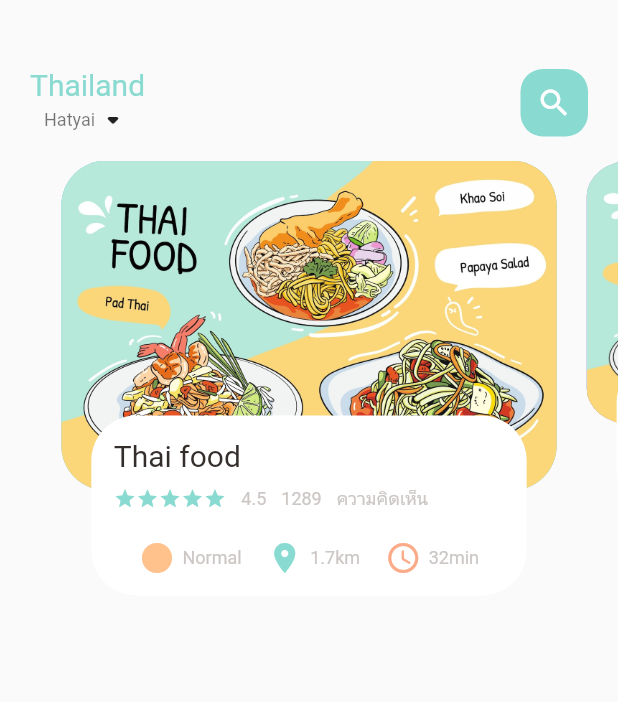
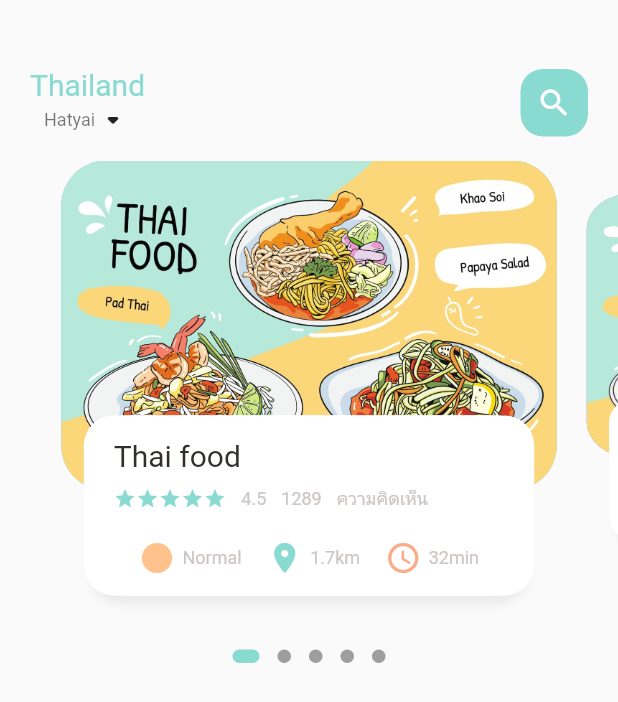
Before and after one commit to 624235049/ecommerce_app, a Flutter app: the screen it shows after launch, on a phone screen of 412 x 824 dp. Shown: the top 702 px of the screen. Run offline on Flutter 3.47's test engine with Material 2 defaults, Android fonts, the phone set to English and light mode, and no system bars; drawn by our look-alikes of dots_indicator.

```diff
--- a/lib/src/pages/food_page_body.dart
+++ b/lib/src/pages/food_page_body.dart
@@ -1,3 +1,4 @@
+import 'package:dots_indicator/dots_indicator.dart';
 import 'package:ecommerce_app/src/themes/theme.dart';
 import 'package:ecommerce_app/src/widgets/big_text.dart';
 import 'package:ecommerce_app/src/widgets/icon_and_text_widget.dart';
@@ -17,6 +18,7 @@ class _FoodPageBodyState extends State<FoodPageBody> {
   PageController pageController = PageController(viewportFraction: 0.85);
   var _currPagevalue = 0.0;
   double _scaleFactor = 0.8;
+  double _height = 220;
 
   @override
   void initState() {
@@ -36,7 +38,9 @@ class _FoodPageBodyState extends State<FoodPageBody> {
 
   @override
   Widget build(BuildContext context) {
-    return Container(
+    return Column(
+      children: [
+        Container(
           // color: Colors.redAccent,
           height: 320,
           child: PageView.builder(
@@ -46,6 +50,19 @@ class _FoodPageBodyState extends State<FoodPageBody> {
               itemBuilder: (context, position) {
                 return _buildPageItem(position);
               }),
+        ),
+        new DotsIndicator(
+          dotsCount: 5,
+          position: _currPagevalue,
+          decorator: DotsDecorator(
+            activeColor: AppTheme.mainColor,
+            size: const Size.square(9.0),
+            activeSize: const Size(18.0, 9.0),
+            activeShape: RoundedRectangleBorder(
+                borderRadius: BorderRadius.circular(5.0)),
+          ),
+        )
+      ],
     );
   }
 
@@ -53,11 +70,27 @@ class _FoodPageBodyState extends State<FoodPageBody> {
     Matrix4 matrix = new Matrix4.identity();
     if (index == _currPagevalue.floor()) {
       var currScale = 1 - (_currPagevalue - index) * (1 - _scaleFactor);
+      var currTrans = _height * (1 - currScale) / 2;
       matrix = Matrix4.diagonal3Values(1, currScale, 1);
+      matrix = Matrix4.diagonal3Values(1, currScale, 1)
+        ..setTranslationRaw(0, currTrans, 0);
     } else if (index == _currPagevalue.floor() + 1) {
       var currScale =
           _scaleFactor + (_currPagevalue - index + 1) * (1 - _scaleFactor);
+      var currTrans = _height * (1 - currScale) / 2;
       matrix = Matrix4.diagonal3Values(1, currScale, 1);
+      matrix = Matrix4.diagonal3Values(1, currScale, 1)
+        ..setTranslationRaw(0, currTrans, 0);
+    } else if (index == _currPagevalue.floor() - 1) {
+      var currScale = 1 - (_currPagevalue - index) * (1 - _scaleFactor);
+      var currTrans = _height * (1 - currScale) / 2;
+      matrix = Matrix4.diagonal3Values(1, currScale, 1);
+      matrix = Matrix4.diagonal3Values(1, currScale, 1)
+        ..setTranslationRaw(0, currTrans, 0);
+    } else {
+      var currScale = 0.8;
+      matrix = Matrix4.diagonal3Values(1, currScale, 1)
+        ..setTranslationRaw(0, _height * (1 - _scaleFactor / 2), 1);
     }
 
     return Transform(
@@ -82,9 +115,23 @@ class _FoodPageBodyState extends State<FoodPageBody> {
               height: 120,
               margin: EdgeInsets.only(left: 30, right: 30, bottom: 30),
               decoration: BoxDecoration(
-                borderRadius: BorderRadius.circular(30),
+                  borderRadius: BorderRadius.circular(20),
                   color: Colors.white,
+                  boxShadow: [
+                    BoxShadow(
+                      color: Color(0xFFe8e8e8),
+                      blurRadius: 5.0,
+                      offset: Offset(0, 5),
                     ),
+                    BoxShadow(
+                      color: Colors.white,
+                      offset: Offset(-5, 0),
+                    ),
+                    BoxShadow(
+                      color: Colors.white,
+                      offset: Offset(5, 0),
+                    ),
+                  ]),
               child: Container(
                 padding: EdgeInsets.only(top: 15, left: 15, right: 15),
                 child: Column(
--- a/pubspec.yaml
+++ b/pubspec.yaml
@@ -34,7 +34,7 @@ dependencies:
   # The following adds the Cupertino Icons font to your application.
   # Use with the CupertinoIcons class for iOS style icons.
   cupertino_icons: ^1.0.2
-  google_fonts: ^2.3.2
+  dots_indicator: ^2.0.0
 
 dev_dependencies:
   flutter_test:
```
Also changed, not shown: pubspec.lock. Lines whose indentation alone changed are shown as unchanged.
